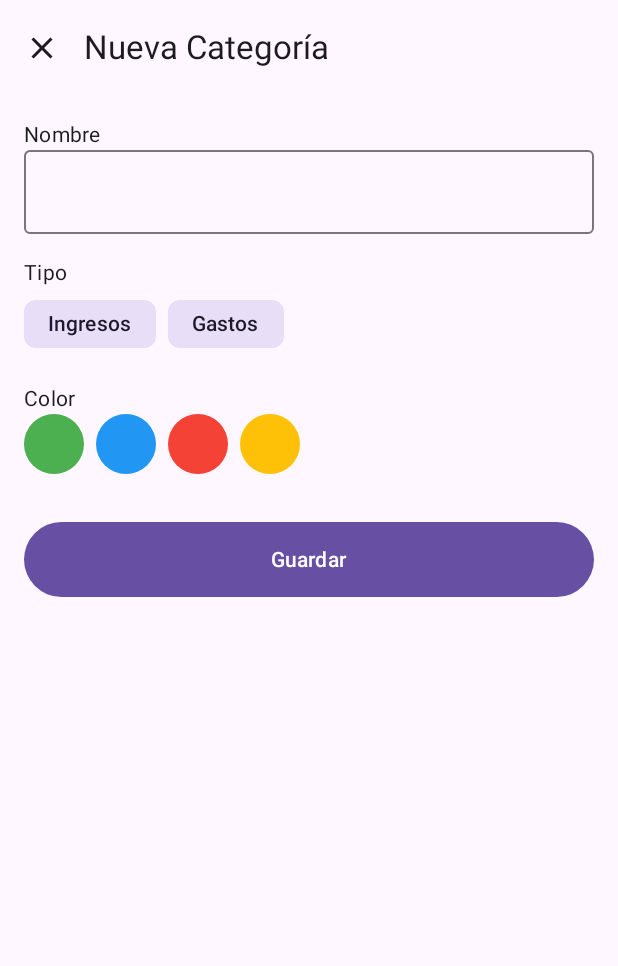
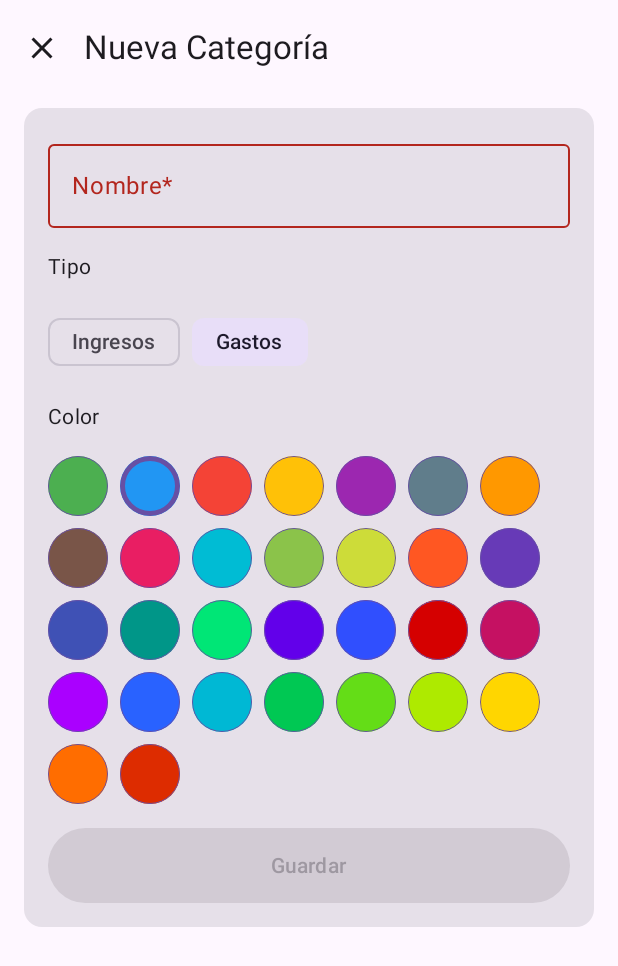
Before and after one commit to ing-fabiansuarez/GuardaditoApp, an Android app built with Jetpack Compose: the CategoryFormScreen screen opened through its navigation route, on a phone screen of 412 x 824 dp. Shown: the top 966 px of the screen. Run offline under Robolectric (Android 15) with nearby library versions, the phone set to English and light mode, and no system bars; our stand-ins replace Room's generated code.

Commit message:
hsata aqui guarda categorias de una manera basica.

```diff
--- a/app/src/main/java/software/mys/guardaditoapp/data/repositories/CategoryRepository.kt
+++ b/app/src/main/java/software/mys/guardaditoapp/data/repositories/CategoryRepository.kt
@@ -11,6 +11,10 @@ class CategoryRepository(private val categoryDao: CategoryDao) {
         return categoryDao.getAll()
     }
 
+    fun insert(category: CategoryEntity) {
+        categoryDao.insert(category)
+    }
+
     fun getCatgoriesByType(type: CategoryEntityType): List<CategoryEntity> {
         return categoryDao.getCategoriesByType(type)
     }
--- a/app/src/main/java/software/mys/guardaditoapp/ui/screen/CategoryFormScreen.kt
+++ b/app/src/main/java/software/mys/guardaditoapp/ui/screen/CategoryFormScreen.kt
@@ -7,19 +7,21 @@ import androidx.compose.foundation.clickable
 import androidx.compose.foundation.layout.Arrangement
 import androidx.compose.foundation.layout.Box
 import androidx.compose.foundation.layout.Column
+import androidx.compose.foundation.layout.ExperimentalLayoutApi
+import androidx.compose.foundation.layout.FlowRow
 import androidx.compose.foundation.layout.Row
-import androidx.compose.foundation.layout.Spacer
-import androidx.compose.foundation.layout.fillMaxSize
 import androidx.compose.foundation.layout.fillMaxWidth
 import androidx.compose.foundation.layout.height
+import androidx.compose.foundation.layout.imePadding
 import androidx.compose.foundation.layout.padding
 import androidx.compose.foundation.layout.size
-import androidx.compose.foundation.layout.wrapContentHeight
 import androidx.compose.foundation.shape.CircleShape
-import androidx.compose.foundation.shape.RoundedCornerShape
 import androidx.compose.material.icons.Icons
 import androidx.compose.material.icons.filled.Close
+import androidx.compose.material3.AlertDialog
 import androidx.compose.material3.Button
+import androidx.compose.material3.Card
+import androidx.compose.material3.CircularProgressIndicator
 import androidx.compose.material3.ExperimentalMaterial3Api
 import androidx.compose.material3.FilterChip
 import androidx.compose.material3.Icon
@@ -27,25 +29,43 @@ import androidx.compose.material3.IconButton
 import androidx.compose.material3.MaterialTheme
 import androidx.compose.material3.OutlinedTextField
 import androidx.compose.material3.Scaffold
-import androidx.compose.material3.Surface
 import androidx.compose.material3.Text
 import androidx.compose.material3.TopAppBar
 import androidx.compose.runtime.getValue
-import androidx.compose.runtime.mutableStateOf
-import androidx.compose.runtime.remember
-import androidx.compose.runtime.setValue
-import androidx.compose.ui.Alignment
 import androidx.compose.ui.Modifier
 import androidx.compose.ui.draw.clip
 import androidx.compose.ui.graphics.Color
-import androidx.compose.ui.tooling.preview.Preview
 import androidx.compose.ui.unit.dp
-import software.mys.guardaditoapp.ui.models.CategoryType
+import androidx.lifecycle.viewmodel.compose.viewModel
+import software.mys.guardaditoapp.ui.viewmodel.CategoryFormViewModel
+import androidx.compose.runtime.collectAsState
+import software.mys.guardaditoapp.ui.models.CategoryUiType
 
-@OptIn(ExperimentalMaterial3Api::class)
-@Preview
+
+@OptIn(ExperimentalMaterial3Api::class, ExperimentalLayoutApi::class)
 @Composable
-fun CategoryFormScreen(onCloseClick: () -> Unit = {}) {
+fun CategoryFormScreen(
+    viewModel: CategoryFormViewModel = viewModel(),
+    onCloseClick: () -> Unit = {},
+    onSaveComplete: () -> Unit = {}
+) {
+
+    val uiState by viewModel.uiState
+
+    // Muestra diálogo de error si existe
+    if (uiState.error != null) {
+        AlertDialog(
+            onDismissRequest = viewModel::dismissError,
+            title = { Text("Error") },
+            text = { Text(uiState.error!!) },
+            confirmButton = {
+                Button(onClick = viewModel::dismissError) {
+                    Text("OK")
+                }
+            }
+        )
+    }
+
     Scaffold(
         topBar = {
             TopAppBar(
@@ -55,76 +75,94 @@ fun CategoryFormScreen(onCloseClick: () -> Unit = {}) {
                         Icon(Icons.Default.Close, contentDescription = "Cancelar")
                     }
                 })
-        },
-
+        }
     ) { paddingValues ->
-        Column(
+        Card(
             modifier = Modifier
                 .padding(paddingValues)
-                .padding(16.dp)
+                .fillMaxWidth()
+                .imePadding()
+                .padding(horizontal = 16.dp, vertical = 8.dp)
         ) {
-            // Nombre
-            Text("Nombre", style = MaterialTheme.typography.bodyMedium)
+            Column(
+                modifier = Modifier.padding(16.dp),
+                verticalArrangement = Arrangement.spacedBy(16.dp)
+            ) {
+                // Campo Nombre
                 OutlinedTextField(
-                value = "",
-                onValueChange = { },
+                    value = uiState.name,
+                    onValueChange = viewModel::setName,
+                    label = { Text("Nombre*") },
                     modifier = Modifier.fillMaxWidth(),
-                singleLine = true
+                    singleLine = true,
+                    isError = uiState.name.isBlank()
                 )
 
-            Spacer(modifier = Modifier.height(16.dp))
-
-            // Tipo
+                // Selección de Tipo
                 Text("Tipo", style = MaterialTheme.typography.bodyMedium)
                 Row(
                     modifier = Modifier.fillMaxWidth(),
                     horizontalArrangement = Arrangement.spacedBy(8.dp)
                 ) {
-                CategoryType.entries.forEach { type ->
+                    CategoryUiType.entries.forEach { type ->
                         FilterChip(
-                        selected = true,
-                        onClick = { },
+                            selected = type == uiState.selectedType,
+                            onClick = { viewModel.setType(type) },
                             label = { Text(type.getTabName()) }
                         )
                     }
                 }
 
-            Spacer(modifier = Modifier.height(16.dp))
-
-            // Color
+                // Selección de Color
                 Text("Color", style = MaterialTheme.typography.bodyMedium)
-            Row(
+                FlowRow(
                     modifier = Modifier.fillMaxWidth(),
-                horizontalArrangement = Arrangement.spacedBy(8.dp)
+                    horizontalArrangement = Arrangement.spacedBy(8.dp),
+                    verticalArrangement = Arrangement.spacedBy(8.dp),
                 ) {
                     listOf(
-                    Color(0xFF4CAF50), // Verde
-                    Color(0xFF2196F3), // Azul
-                    Color(0xFFF44336), // Rojo
-                    Color(0xFFFFC107)  // Amarillo
-                ).forEach { color ->
+                        0xFF4CAF50, 0xFF2196F3, 0xFFF44336, 0xFFFFC107,
+                        0xFF9C27B0, 0xFF607D8B, 0xFFFF9800, 0xFF795548,
+                        0xFFE91E63, 0xFF00BCD4, 0xFF8BC34A, 0xFFCDDC39,
+                        0xFFFF5722, 0xFF673AB7, 0xFF3F51B5, 0xFF009688,
+                        0xFF00E676, 0xFF6200EA, 0xFF304FFE, 0xFFD50000,
+                        0xFFC51162, 0xFFAA00FF, 0xFF2962FF, 0xFF00B8D4,
+                        0xFF00C853, 0xFF64DD17, 0xFFAEEA00, 0xFFFFD600,
+                        0xFFFF6D00, 0xFFDD2C00
+                    ).forEach { colorValue ->
                         Box(
                             modifier = Modifier
                                 .size(40.dp)
                                 .clip(CircleShape)
-                            .background(color)
-
+                                .background(Color(colorValue))
+                                .border(
+                                    width = if (colorValue == uiState.selectedColor) 3.dp else 0.dp,
+                                    color = MaterialTheme.colorScheme.primary,
+                                    shape = CircleShape
+                                )
+                                .clickable { viewModel.setColor(colorValue) }
                         )
                     }
                 }
 
-            Spacer(modifier = Modifier.height(32.dp))
-
                 // Botón Guardar
                 Button(
-                onClick = { },
+                    onClick = { viewModel.saveCategory(onSaveComplete) },
                     modifier = Modifier
                         .fillMaxWidth()
                         .height(50.dp),
-                enabled = true
+                    enabled = uiState.isValid && !uiState.isLoading
                 ) {
+                    if (uiState.isLoading) {
+                        CircularProgressIndicator(
+                            modifier = Modifier.size(24.dp),
+                            color = MaterialTheme.colorScheme.onPrimary
+                        )
+                    } else {
                         Text("Guardar")
                     }
                 }
             }
         }
+    }
+}
--- a/app/src/main/java/software/mys/guardaditoapp/ui/screen/components/EmptyCategoriesMessage.kt
+++ b/app/src/main/java/software/mys/guardaditoapp/ui/screen/components/EmptyCategoriesMessage.kt
@@ -16,10 +16,10 @@ import androidx.compose.ui.Alignment
 import androidx.compose.ui.Modifier
 import androidx.compose.ui.graphics.Color
 import androidx.compose.ui.unit.dp
-import software.mys.guardaditoapp.ui.models.CategoryType
+import software.mys.guardaditoapp.ui.models.CategoryUiType
 
 @Composable
-public fun EmptyCategoriesMessage(type: CategoryType) {
+public fun EmptyCategoriesMessage(type: CategoryUiType) {
     Column(
         modifier = Modifier.fillMaxSize(),
         verticalArrangement = Arrangement.Center,
--- /dev/null
+++ b/app/src/main/java/software/mys/guardaditoapp/ui/viewmodel/CategoryFormViewModel.kt
@@ -0,0 +1,76 @@
+package software.mys.guardaditoapp.ui.viewmodel
+
+import android.app.Application
+import androidx.compose.runtime.mutableStateOf
+import androidx.lifecycle.AndroidViewModel
+import androidx.lifecycle.ViewModel
+import androidx.lifecycle.viewModelScope
+import kotlinx.coroutines.launch
+import software.mys.guardaditoapp.data.local.AppDatabase
+import software.mys.guardaditoapp.data.repositories.CategoryRepository
+import software.mys.guardaditoapp.ui.models.CategoryUi
+import software.mys.guardaditoapp.ui.models.CategoryUiType
+import software.mys.guardaditoapp.ui.models.toEntity
+import androidx.compose.runtime.State
+
+// ui/viewmodel/CategoryFormViewModel.kt
+class CategoryFormViewModel(application: Application) : AndroidViewModel(application) {
+
+    val db = AppDatabase.getInstance(application.applicationContext)
+    private val repository: CategoryRepository = CategoryRepository(db.categoryDao())
+
+
+    private val _uiState = mutableStateOf(CategoryFormState())
+    val uiState : State<CategoryFormState> = _uiState
+
+
+    fun setName(name: String) {
+        _uiState.value = _uiState.value.copy(name = name)
+    }
+
+    fun setType(type: CategoryUiType) {
+        _uiState.value = _uiState.value.copy(selectedType = type)
+    }
+
+    fun setColor(color: Long) {
+        _uiState.value = _uiState.value.copy(selectedColor = color)
+    }
+
+    fun saveCategory(onSuccess: () -> Unit) {
+        viewModelScope.launch {
+            _uiState.value = _uiState.value.copy(isLoading = true)
+
+            try {
+                if (_uiState.value.name.isNotBlank()) {
+                    val category = CategoryUi(
+                        title = _uiState.value.name,
+                        type = _uiState.value.selectedType,
+                    )
+                    repository.insert(category.toEntity())
+                    _uiState.value = _uiState.value.copy(isLoading = false)
+                    onSuccess()
+                }
+            } catch (e: Exception) {
+                _uiState.value = _uiState.value.copy(
+                    isLoading = false,
+                    error = "Error al guardar la categoría: ${e.message}"
+                )
+            }
+        }
+    }
+
+    fun dismissError() {
+        _uiState.value = _uiState.value.copy(error = null)
+    }
+}
+
+data class CategoryFormState(
+    val name: String = "",
+    val selectedType: CategoryUiType = CategoryUiType.EXPENSE,
+    val selectedColor: Long = 0xFF2196F3, // Color azul por defecto
+    val isLoading: Boolean = false,
+    val error: String? = null
+) {
+    val isValid: Boolean
+        get() = name.isNotBlank() && error == null
+}
```
Also changed, not shown: app/build.gradle.kts (+9 -3 lines), app/src/main/java/software/mys/guardaditoapp/data/local/entities/CategoryEntity.kt (+21 -2 lines), app/src/main/java/software/mys/guardaditoapp/ui/models/CategoryUi.kt (+16 -2 lines), app/src/main/java/software/mys/guardaditoapp/ui/screen/tabs/CategoriesTab.kt (+14 -7 lines), app/src/main/java/software/mys/guardaditoapp/ui/viewmodel/CategoryViewModel.kt (+12 -0 lines), gradle/libs.versions.toml (+7 -0 lines). Lines whose indentation alone changed are shown as unchanged.
